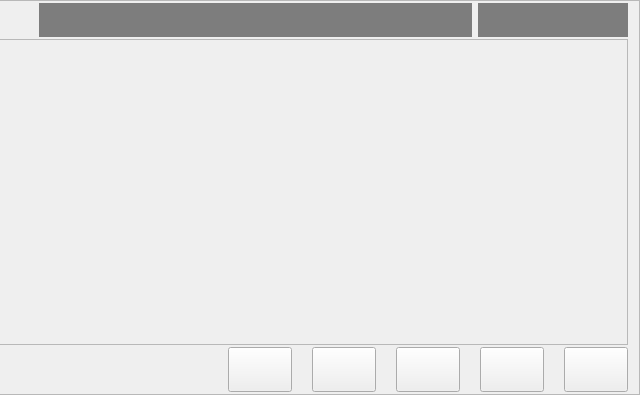
dongdong-2009/3-5AxisRobot, file hcmanualoperation/ichcmanualoperationpageframe.ui: the form before one commit; both pictures show x 405 to 1045 and y 0 to 395 of the 1045 by 395 pixel window.
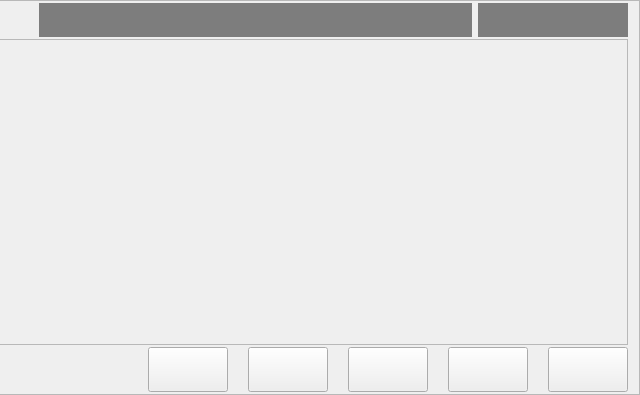
The form after the commit.

Diff of the .ui file:
```diff
--- a/hcmanualoperation/ichcmanualoperationpageframe.ui
+++ b/hcmanualoperation/ichcmanualoperationpageframe.ui
@@ -251,7 +251,7 @@
        </property>
        <property name="minimumSize">
         <size>
-         <width>64</width>
+         <width>80</width>
          <height>45</height>
         </size>
        </property>
@@ -300,7 +300,7 @@
        </property>
        <property name="minimumSize">
         <size>
-         <width>64</width>
+         <width>80</width>
          <height>45</height>
         </size>
        </property>
@@ -349,7 +349,7 @@
        </property>
        <property name="minimumSize">
         <size>
-         <width>64</width>
+         <width>80</width>
          <height>45</height>
         </size>
        </property>
@@ -395,7 +395,7 @@
        </property>
        <property name="minimumSize">
         <size>
-         <width>64</width>
+         <width>80</width>
          <height>45</height>
         </size>
        </property>
@@ -435,7 +435,7 @@
        </property>
        <property name="minimumSize">
         <size>
-         <width>64</width>
+         <width>80</width>
          <height>45</height>
         </size>
        </property>
```
